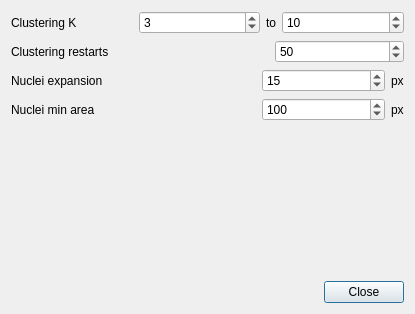
This is exhale/resources/ui/analysis_settings_dialog.ui in ctroein/exhale as Qt 5 draws it before an edit. The edited form follows.
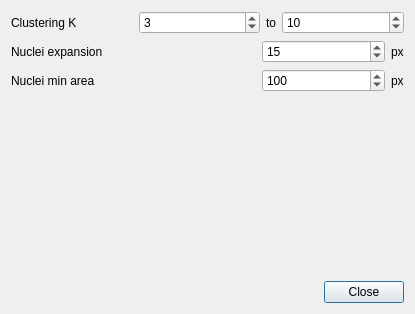
This is the edited form.

What changed in the file:
```diff
--- a/exhale/resources/ui/analysis_settings_dialog.ui
+++ b/exhale/resources/ui/analysis_settings_dialog.ui
@@ -61,33 +61,6 @@
      </item>
     </layout>
    </item>
-   <item>
-    <layout class="QHBoxLayout" name="horizontalLayout" stretch="2,1">
-     <item>
-      <widget class="QLabel" name="label">
-       <property name="text">
-        <string>Clustering restarts</string>
-       </property>
-      </widget>
-     </item>
-     <item>
-      <widget class="QSpinBox" name="clusterNInit">
-       <property name="minimum">
-        <number>1</number>
-       </property>
-       <property name="maximum">
-        <number>999</number>
-       </property>
-       <property name="stepType">
-        <enum>QAbstractSpinBox::AdaptiveDecimalStepType</enum>
-       </property>
-       <property name="value">
-        <number>50</number>
-       </property>
-      </widget>
-     </item>
-    </layout>
-   </item>
    <item>
     <layout class="QGridLayout" name="gridLayout" columnstretch="2,1,0">
      <item row="0" column="0">
```
